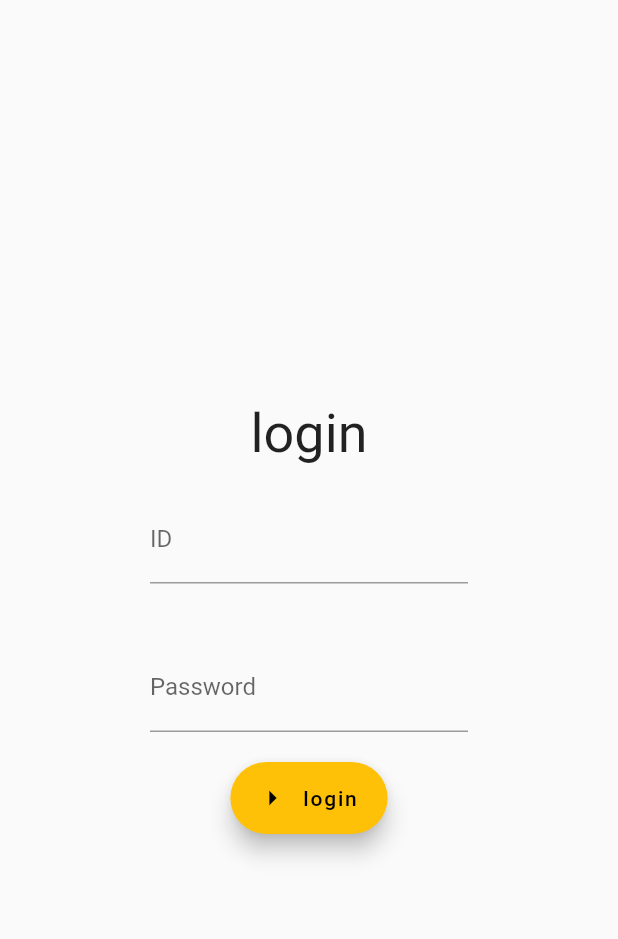
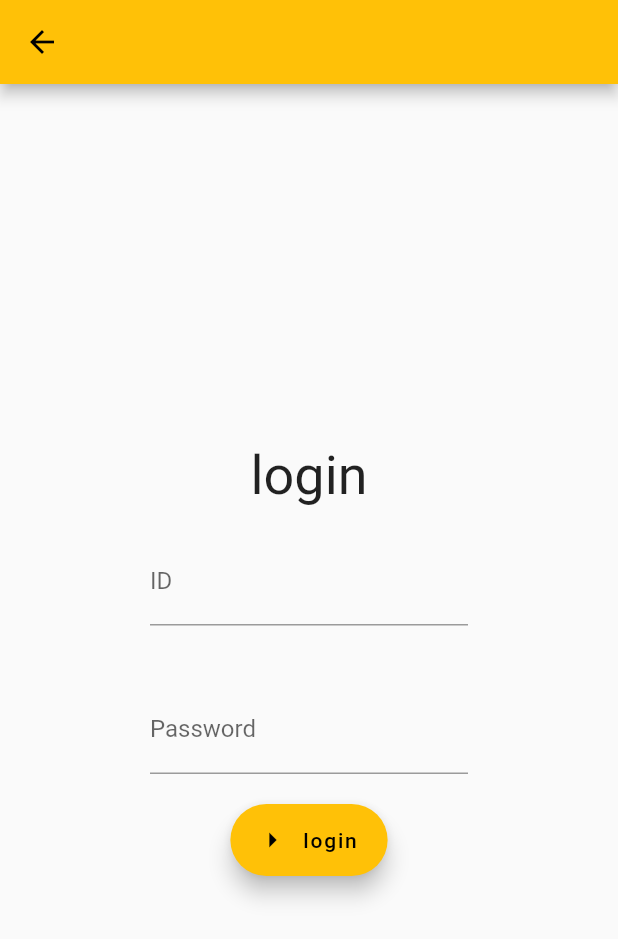
Before and after one commit to chanil4129/TrashCan_finder, a Flutter app: the Login screen opened directly with empty values, on a phone screen of 412 x 824 dp. Shown: the top 939 px of the screen. Run offline on Flutter 3.47's test engine with Material 2 defaults, Android fonts, the phone set to English and light mode, and no system bars; our stand-ins replace fluttertoast, geolocator, location; missing offline and left inert: naver_map_plugin.

Commit message:
login add

```diff
--- a/throw_away/lib/Drawer/drawer_main.dart
+++ b/throw_away/lib/Drawer/drawer_main.dart
@@ -18,8 +18,8 @@ class _ClientDrawerState extends State<ClientDrawer> {
   late Login _myHomePage;
   late Admin _adminPage;
 
-  ClientDrawer(){
-    _myHomePage = new Login(title: 'title',login_onSubmit: login_onSubmit,);
+  _ClientDrawerState(){
+    _myHomePage = new Login(title: 'title',login_onSubmit: login_onSubmit);
     _adminPage = new Admin();
   }
 
--- a/throw_away/lib/log_in/login_main.dart
+++ b/throw_away/lib/log_in/login_main.dart
@@ -18,7 +18,9 @@ class Login extends StatefulWidget {
 class _LoginState extends State<Login> {
   @override
   Widget build(BuildContext context) {
-    return Center(
+    return Scaffold(
+      appBar: AppBar(),
+      body: Center(
         child: Column(
           mainAxisAlignment: MainAxisAlignment.center,
           children: <Widget>[
@@ -51,6 +53,7 @@ class _LoginState extends State<Login> {
             ),
           ],
         ),
+      ),
     );
   }
 }
```
Lines whose indentation alone changed are shown as unchanged.
